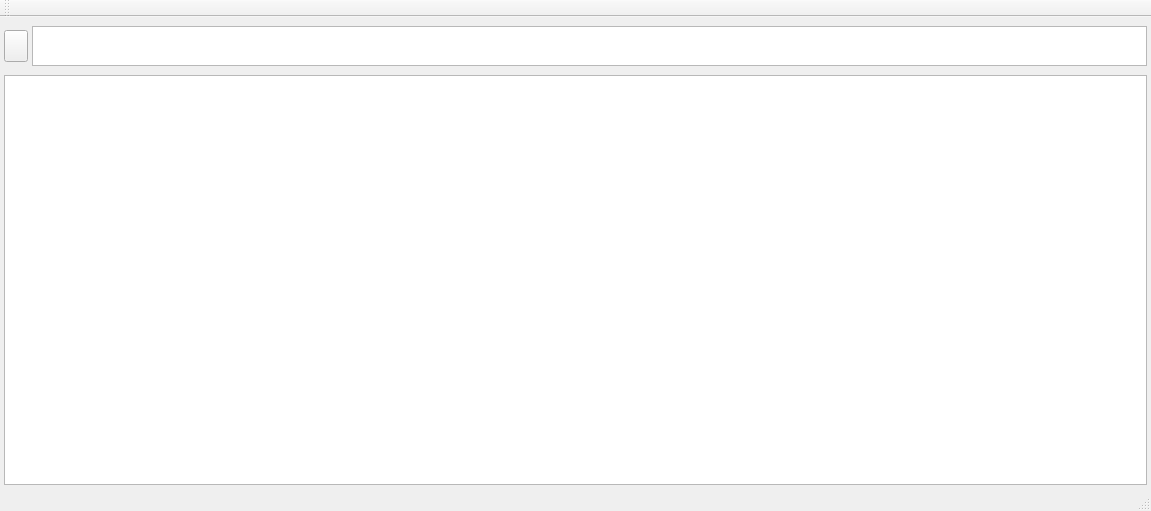
This is src/main/mainwindow.ui in IwachanOrigin/thumbnailViewer as Qt 5 draws it before an edit. The edited form follows.
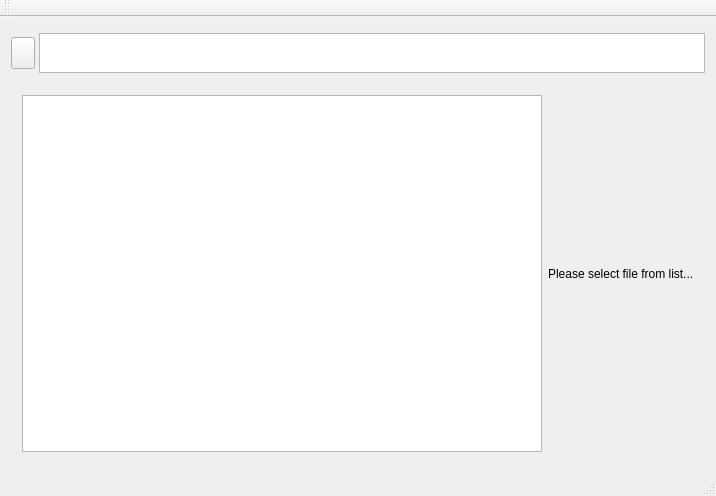
This is the edited form. Icons and pictures are not drawn.

Commit message: update src, I fixed that the filename write over to the thumbnail when generate to clipinfodelegate.

```diff
--- a/src/main/mainwindow.ui
+++ b/src/main/mainwindow.ui
@@ -6,8 +6,8 @@
    <rect>
     <x>0</x>
     <y>0</y>
-    <width>1151</width>
-    <height>511</height>
+    <width>716</width>
+    <height>496</height>
    </rect>
   </property>
   <property name="windowTitle">
@@ -15,21 +15,6 @@
   </property>
   <widget class="QWidget" name="centralWidget">
    <layout class="QVBoxLayout" name="verticalLayout">
-    <property name="spacing">
-     <number>4</number>
-    </property>
-    <property name="leftMargin">
-     <number>4</number>
-    </property>
-    <property name="topMargin">
-     <number>4</number>
-    </property>
-    <property name="rightMargin">
-     <number>4</number>
-    </property>
-    <property name="bottomMargin">
-     <number>4</number>
-    </property>
     <item>
      <widget class="QWidget" name="widget" native="true">
       <property name="maximumSize">
@@ -91,7 +76,20 @@
      </widget>
     </item>
     <item>
-     <widget class="QListWidget" name="listWidgetMain"/>
+     <widget class="QWidget" name="widget_2" native="true">
+      <layout class="QHBoxLayout" name="horizontalLayout">
+       <item>
+        <widget class="QListWidget" name="listWidgetMain"/>
+       </item>
+       <item>
+        <widget class="QLabel" name="labelInfomation">
+         <property name="text">
+          <string>Please select file from list...</string>
+         </property>
+        </widget>
+       </item>
+      </layout>
+     </widget>
     </item>
    </layout>
   </widget>
```
Left out of the diff: 4 changed lines with no effect on the pictures. The commit also changes 1 other file.
